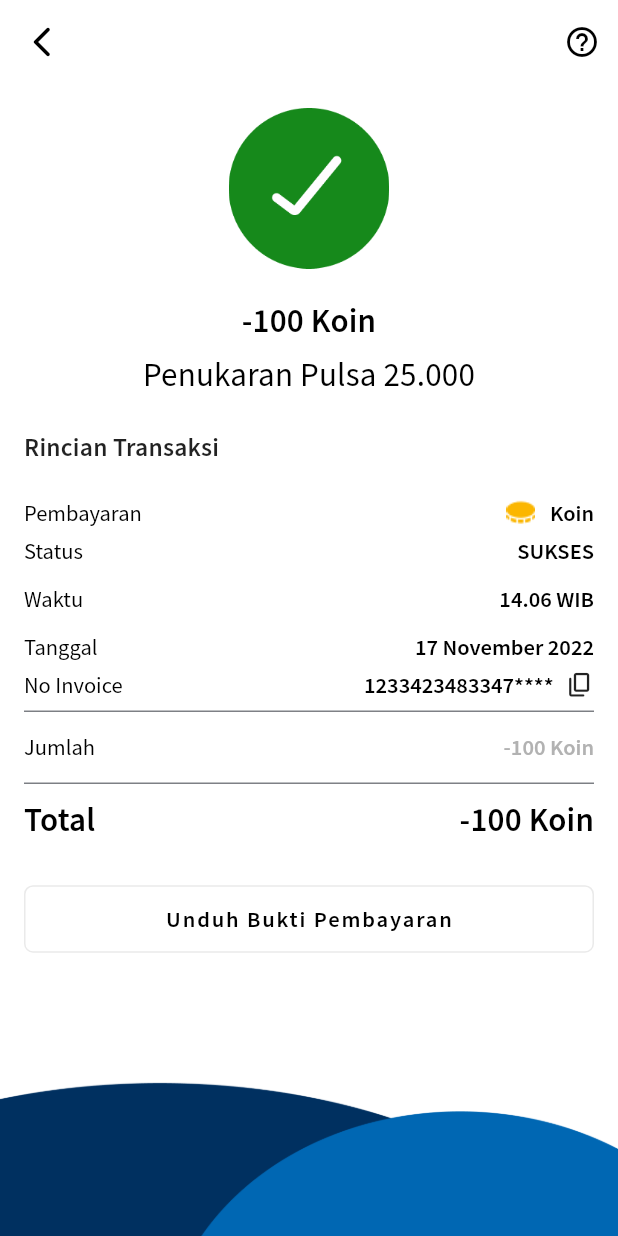
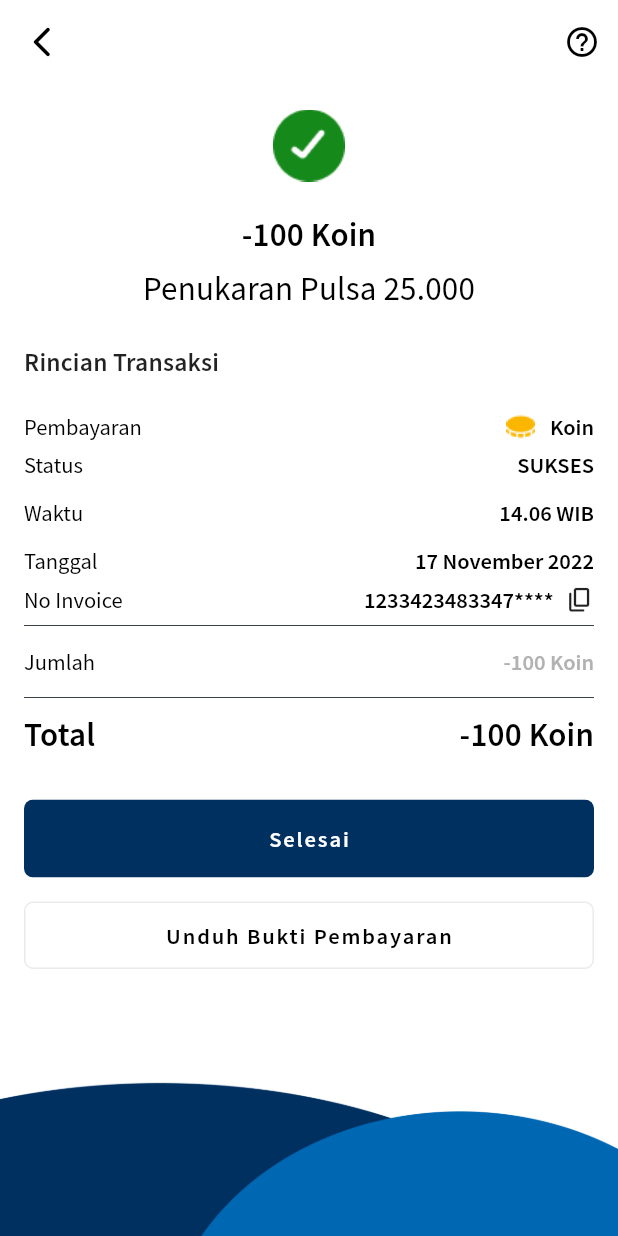
Before and after one commit to erlandmotor/Agent_Mobile_App, a Flutter app: the DetailTransactionPage screen opened directly, on a phone screen of 412 x 824 dp. Run offline on Flutter 3.47's test engine with Material 2 defaults, Android fonts, the phone set to English and light mode, and no system bars; missing offline and left inert: dropdown_below.

```diff
--- a/lib/helper/themse_fonts.dart
+++ b/lib/helper/themse_fonts.dart
@@ -31,6 +31,12 @@ class FontStyle {
       color: ColorApp.secondary00,
       fontFamily: 'Source Sans Pro',
       fontWeight: FontWeight.w600);
+
+  static TextStyle subtitle1White = TextStyle(
+      fontSize: 17,
+      color: ColorApp.secondaryFF,
+      fontFamily: 'Source Sans Pro',
+      fontWeight: FontWeight.w400);
 
   static TextStyle button = TextStyle(
     fontSize: 15,
@@ -155,6 +161,12 @@ class FontStyle {
       fontWeight: FontWeight.w600,
       fontFamily: 'Source Sans Pro');
 
+  static TextStyle headline5SemiBoldWhite = TextStyle(
+      fontSize: 26,
+      color: ColorApp.secondaryFF,
+      fontWeight: FontWeight.w600,
+      fontFamily: 'Source Sans Pro');
+
   static TextStyle headline6 = TextStyle(
       fontSize: 22,
       color: ColorApp.secondary00,
@@ -170,6 +182,12 @@ class FontStyle {
   static TextStyle headline6Bold = TextStyle(
       fontSize: 22,
       color: ColorApp.secondary00,
+      fontWeight: FontWeight.w700,
+      fontFamily: 'Source Sans Pro');
+
+  static TextStyle headline6BoldWhite = TextStyle(
+      fontSize: 22,
+      color: ColorApp.secondaryFF,
       fontWeight: FontWeight.w700,
       fontFamily: 'Source Sans Pro');
 
@@ -196,4 +214,10 @@ class FontStyle {
       color: ColorApp.secondary00,
       fontWeight: FontWeight.w600,
       fontFamily: 'Source Sans Pro');
+
+  static TextStyle subtitle2SemiBoldBlue = TextStyle(
+      fontSize: 15,
+      color: ColorApp.primaryA3,
+      fontWeight: FontWeight.w700,
+      fontFamily: 'Source Sans Pro');
 }
--- a/lib/main.dart
+++ b/lib/main.dart
@@ -1,5 +1,6 @@
 import 'package:agent_mobile_app/pages/cashout/cashout_list_page.dart';
 import 'package:agent_mobile_app/pages/cashout/cashout_page.dart';
+import 'package:agent_mobile_app/pages/cashout/otp_regitration.dart';
 import 'package:agent_mobile_app/pages/notification/notification_page.dart';
 import 'package:agent_mobile_app/pages/splash_screen.dart';
 
--- a/lib/pages/detail_transaction/detail_transaction_page.dart
+++ b/lib/pages/detail_transaction/detail_transaction_page.dart
@@ -52,7 +52,7 @@ class DetailTransactionPage extends StatelessWidget {
                   ),
                   Image.asset(
                     image,
-                    height: MediaQuery.of(context).size.height * 0.13,
+                    height: 50,
                   ),
                   const SizedBox(
                     height: 20,
@@ -211,6 +211,13 @@ class DetailTransactionPage extends StatelessWidget {
                   const SizedBox(
                     height: 28,
                   ),
+                  ButtonCustom.buttonPrimary(
+                      onTap: () {},
+                      colorBtn: ColorApp.primaryA3,
+                      text: 'Selesai'),
+                  SizedBox(
+                    height: 16,
+                  ),
                   ButtonCustom.buttonSeccondary(
                       onTap: () {
                         //TODO:  download file function
```
Also changed, not shown: lib/pages/cashout/cashout_page.dart (+32 -25 lines), lib/pages/cashout/otp_regitration.dart (added, +152 -0 lines), assets/backround/bg_kode_otp.png (added), assets/icons/success.png (added), pubspec.lock.
